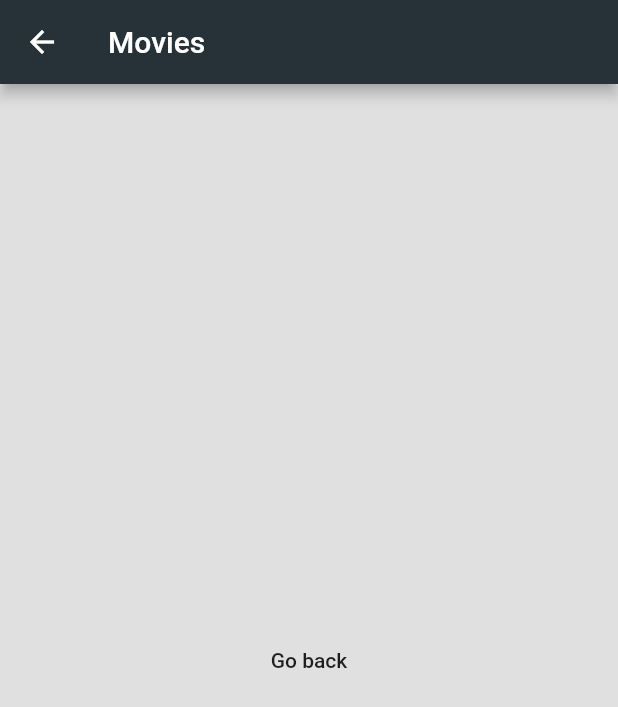
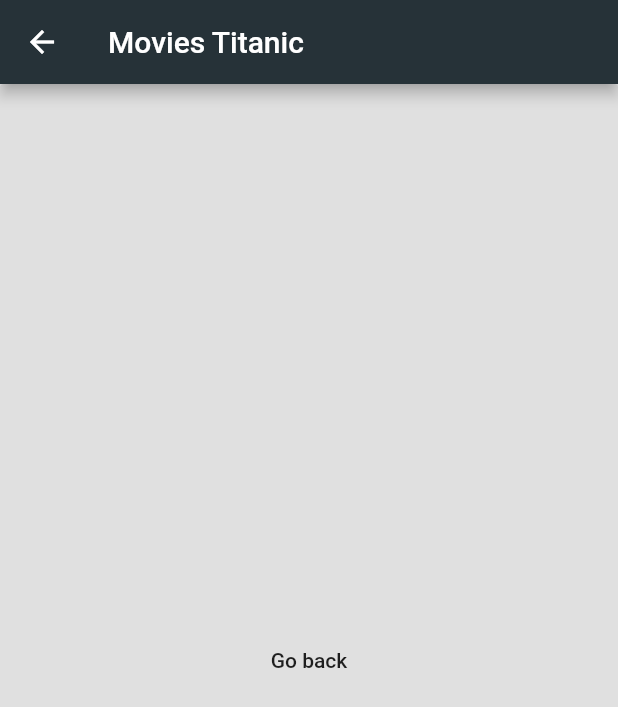
Before and after one commit to ashiquemhd63/Movie_app, a Flutter app: the screen it shows after launch, after a tap on an icon or button, on a phone screen of 412 x 824 dp. Shown: the top 707 px of the screen. Run offline on Flutter 3.47's test engine with Material 2 defaults, Android fonts, the phone set to English and light mode, and no system bars.

Commit message:
Passed movie name to the 2nd Route

```diff
--- a/lib/widgets/home.dart
+++ b/lib/widgets/home.dart
@@ -47,7 +47,8 @@ class MovieListView extends StatelessWidget {
             ),
             trailing: Text("...") ,
             onTap: (){
-              Navigator.push(context, MaterialPageRoute(builder: (context)=>MovieListViewDetails()));
+              //Going to next page
+              Navigator.push(context, MaterialPageRoute(builder: (context)=>MovieListViewDetails(movieName: movies.elementAt(index),)));
             },
             //onTap: ()=>debugPrint("Movie name: ${movies.elementAt(index)}"),
 
--- a/lib/widgets/movieListViewDetails.dart
+++ b/lib/widgets/movieListViewDetails.dart
@@ -2,17 +2,22 @@ import 'package:flutter/material.dart';
 //New route (screen or page)
 
 class MovieListViewDetails extends StatelessWidget {
+  //A variable which will receive the information from  the first route
+  final String movieName;
+
+  const MovieListViewDetails({Key key, this.movieName}) : super(key: key);
+
   @override
   Widget build(BuildContext context) {
     return Scaffold(
       appBar: AppBar(
-        title: Text("Movies"),
+        title: Text("Movies ${this.movieName}"),
         backgroundColor: Colors.blueGrey.shade900,
 
       ),
       body: Container(
         child:RaisedButton(onPressed: (){
-            Navigator.pop(context);
+            Navigator.pop(context);//Going back to previous route
         },
         child: Center(child: Text("Go back")),
         ),
```
